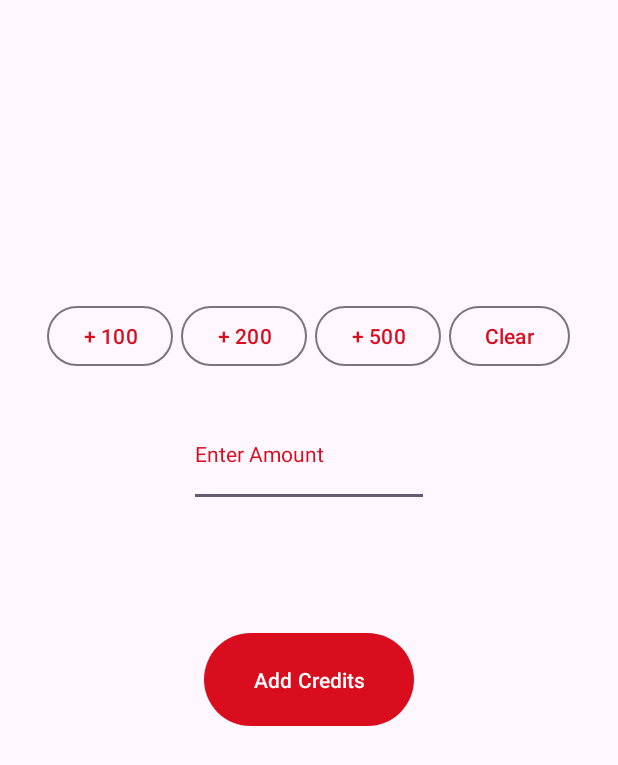
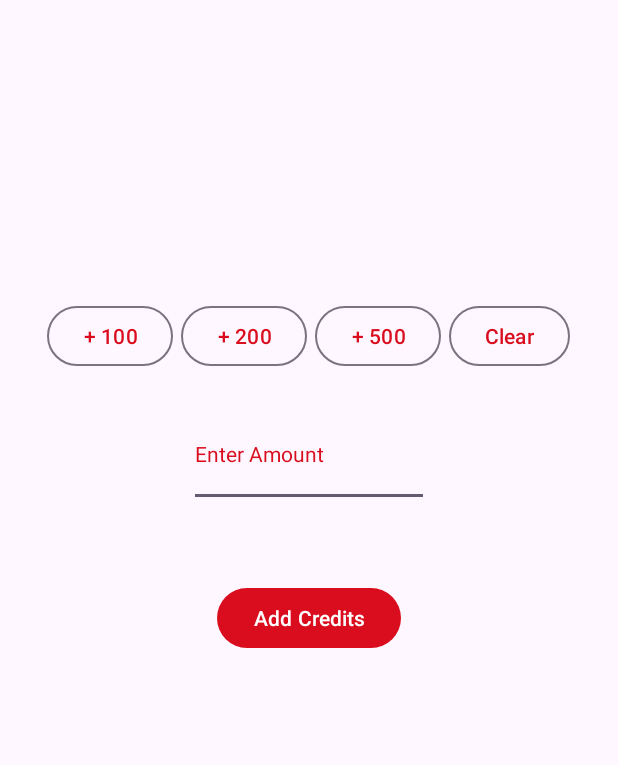
Before and after one commit to MarekHavel/ITU, an Android app: the layout fragment_recharge_credit.xml on its own in the app's theme, with its tools: preview values and no code run, on a phone screen of 412 x 824 dp. Shown: the top 765 px of the screen. Run offline under Robolectric (Android 15) with nearby library versions, the phone set to English and light mode, and no system bars.

Commit message:
Reformated and cleaned Api requesting
Fixed login issues, updated progress visualisation
Reformated User data update handler, removed working with handler outside User class
Updated ViewModel for RechargeCredit fragment

```diff
--- a/frontend/app/src/main/res/layout/activity_login.xml
+++ b/frontend/app/src/main/res/layout/activity_login.xml
@@ -3,6 +3,7 @@
     android:layout_width="wrap_content"
     android:layout_height="wrap_content"
     android:layout_gravity="center"
+    android:paddingBottom="120dp"
     android:gravity="center"
     android:orientation="vertical">
 
--- a/frontend/app/src/main/res/layout/fragment_recharge_credit.xml
+++ b/frontend/app/src/main/res/layout/fragment_recharge_credit.xml
@@ -19,7 +19,7 @@
             android:layout_width="wrap_content"
             android:layout_height="wrap_content"
             android:minWidth="0dp"
-            android:text="+ 100"
+            android:text="@string/_100"
             style="@style/Widget.Material3.Button.OutlinedButton"/>
 
         <Space android:layout_width="5dp" android:layout_height="0dp"/>
@@ -29,7 +29,7 @@
             android:layout_width="wrap_content"
             android:layout_height="wrap_content"
             android:minWidth="0dp"
-            android:text="+ 200"
+            android:text="@string/_200"
             style="@style/Widget.Material3.Button.OutlinedButton"/>
 
         <Space android:layout_width="5dp" android:layout_height="0dp"/>
@@ -39,7 +39,7 @@
             android:layout_width="wrap_content"
             android:layout_height="wrap_content"
             android:minWidth="0dp"
-            android:text="+ 500"
+            android:text="@string/_500"
             style="@style/Widget.Material3.Button.OutlinedButton"/>
 
         <Space android:layout_width="5dp" android:layout_height="0dp"/>
@@ -49,7 +49,7 @@
             android:layout_width="wrap_content"
             android:layout_height="wrap_content"
             android:minWidth="0dp"
-            android:text="Clear"
+            android:text="@string/clear"
             style="@style/Widget.Material3.Button.OutlinedButton"/>
     </LinearLayout>
 
@@ -61,15 +61,32 @@
         android:layout_marginTop="20dp"
         android:ems="10"
         android:inputType="number"
-        android:autofillHints=""
-        android:hint="Enter Amount"
+        android:hint="@string/enter_amount"
         style="@style/Widget.Material3.TextInputLayout.OutlinedBox" />
 
-    <Button
-        android:id="@+id/rechargeButton"
-        android:layout_width="140dp"
-        android:layout_height="70dp"
+    <LinearLayout
+        android:layout_width="wrap_content"
+        android:layout_height="wrap_content"
         android:layout_gravity="center"
-        android:layout_marginTop="80dp"
-        android:text="Add Credits"/>
+        android:layout_marginTop="50dp"
+        android:orientation="horizontal">
+
+        <Button
+            android:id="@+id/rechargeButton"
+            android:layout_width="wrap_content"
+            android:layout_height="wrap_content"
+            android:layout_gravity="center"
+            android:text="@string/add_credits" />
+
+        <ProgressBar
+            android:id="@+id/progressBar"
+            android:layout_width="match_parent"
+            android:layout_height="match_parent"
+            android:indeterminate="true"
+            android:indeterminateTintMode="src_atop"
+            android:indeterminateTint="?colorPrimary"
+            android:visibility="gone"
+            style="?android:attr/progressBarStyle"/>
+
+    </LinearLayout>
 </LinearLayout>
--- a/frontend/app/src/main/res/values/strings.xml
+++ b/frontend/app/src/main/res/values/strings.xml
@@ -24,4 +24,10 @@
     <string name="email">Email</string>
     <string name="password">Password</string>
     <string name="log_out">LOG OUT</string>
+    <string name="add_credits">Add Credits</string>
+    <string name="enter_amount">Enter Amount</string>
+    <string name="_100">+ 100</string>
+    <string name="_200">+ 200</string>
+    <string name="_500">+ 500</string>
+    <string name="clear">Clear</string>
 </resources>
```
Also changed, not shown: frontend/app/src/main/java/eu/havy/canteen/LoginActivity.java (+22 -6 lines), frontend/app/src/main/java/eu/havy/canteen/MainActivity.java (+11 -44 lines), frontend/app/src/main/java/eu/havy/canteen/api/Api.java (+64 -52 lines), frontend/app/src/main/java/eu/havy/canteen/model/User.java (+40 -22 lines), frontend/app/src/main/java/eu/havy/canteen/ui/order_food/OrderFoodViewModel.java (+7 -3 lines), frontend/app/src/main/java/eu/havy/canteen/ui/recharge_credit/RechargeCreditFragment.java (+38 -46 lines), frontend/app/src/main/java/eu/havy/canteen/ui/recharge_credit/RechargeCreditViewModel.java (+48 -5 lines).
